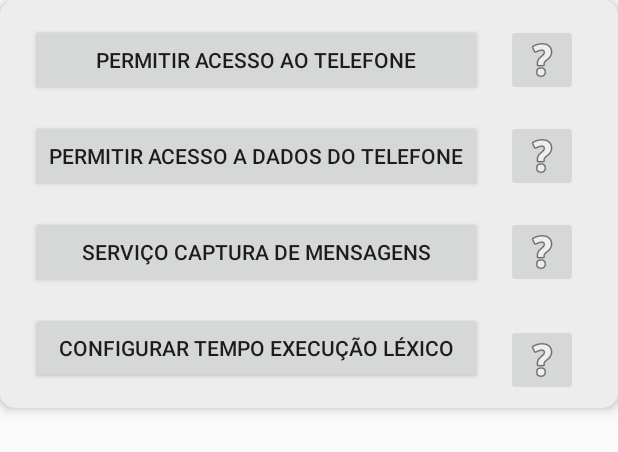
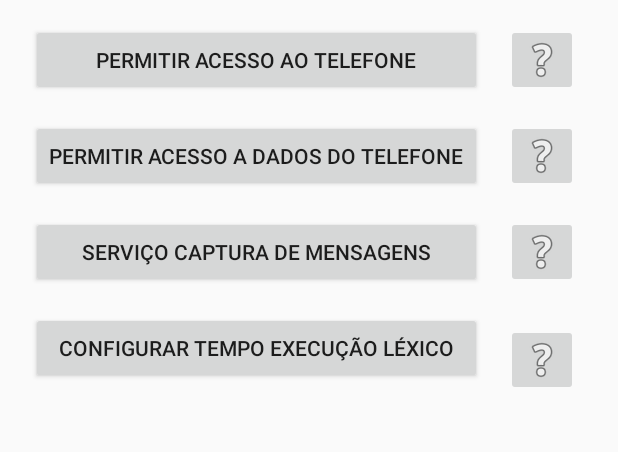
Before and after one commit to jeffersoncsilva/uni_sentiment, an Android app: the layout alert_autorizacao.xml on its own in the app's theme, with its tools: preview values and no code run, on a phone screen of 412 x 824 dp. Shown: the top 452 px of the screen. Run offline under Robolectric (Android 15) with nearby library versions, the phone set to English and light mode, and no system bars.

```diff
--- a/app/src/main/res/layout/alert_autorizacao.xml
+++ b/app/src/main/res/layout/alert_autorizacao.xml
@@ -1,14 +1,7 @@
 <?xml version="1.0" encoding="utf-8"?>
-<androidx.cardview.widget.CardView xmlns:android="http://schemas.android.com/apk/res/android"
-    xmlns:app="http://schemas.android.com/apk/res-auto"
-    android:layout_width="match_parent"
-    android:layout_height="wrap_content"
-    app:cardBackgroundColor="#EDEDED"
-    app:cardCornerRadius="10dp"
-    app:cardElevation="4dp">
-
-
     <androidx.constraintlayout.widget.ConstraintLayout
+        xmlns:android="http://schemas.android.com/apk/res/android"
+        xmlns:app="http://schemas.android.com/apk/res-auto"
         android:layout_width="match_parent"
         android:layout_height="wrap_content">
 
@@ -109,4 +102,3 @@
             app:srcCompat="@android:drawable/ic_menu_help" />
 
     </androidx.constraintlayout.widget.ConstraintLayout>
-</androidx.cardview.widget.CardView>
--- a/app/src/main/res/values/strings.xml
+++ b/app/src/main/res/values/strings.xml
@@ -107,4 +107,8 @@
     <string name="hello_world">Hello Square World!</string>
 
 
+    <string name="btAjudaAcessoTelefone">Essa autorização e necessaria pra que seja possivel capturar os dados de uso de redes móveis.</string>
+    <string name="btAjudaAcessoDadosTelefoneTexto">Essa autorização e para que seja possivel a captura de dados de uso conectado a WI-FI.</string>
+    <string name="btAjudaCapturaMensagensText">Para que seja possivel capturar as mensagens que é enviada pelo WhatsApp.</string>
+    <string name="btAjudaTempoExecucaoLexicoTexto">Configura o intervalo que será realizado a análise das mensagens e a captura dos dados de uso de internet.</string>
 </resources>
```
Also changed, not shown: app/src/main/java/com/projetos/redes/activities/MainActivity.java (+50 -13 lines), app/src/main/java/com/projetos/redes/alerts/ConfigurationApp.java (+10 -12 lines).
